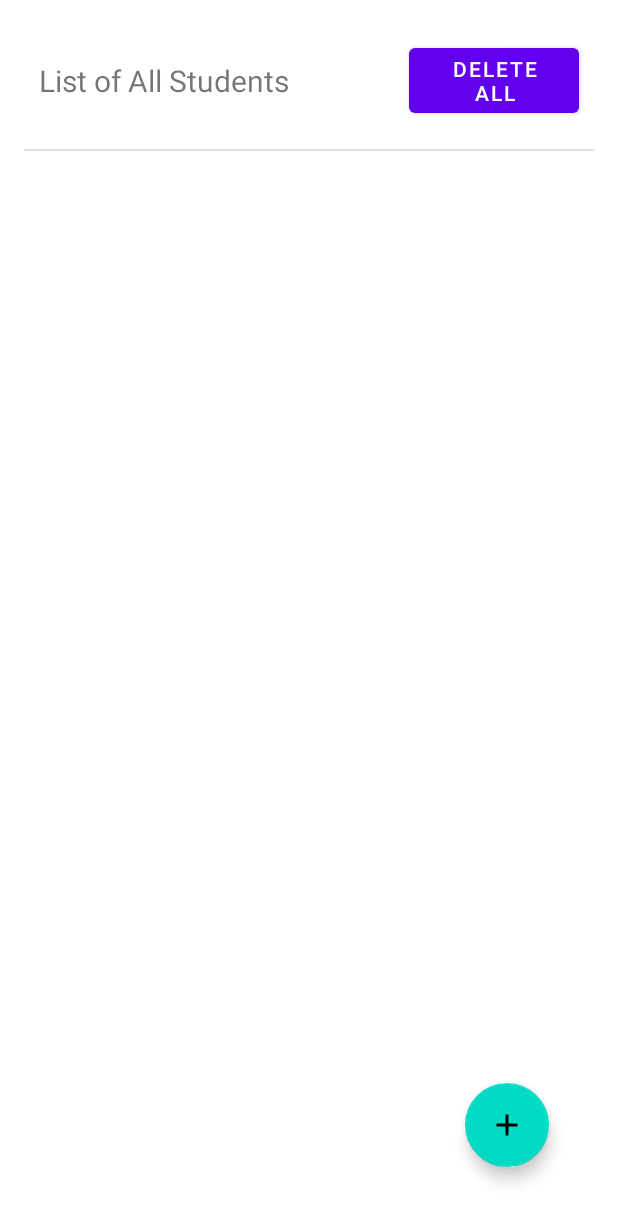
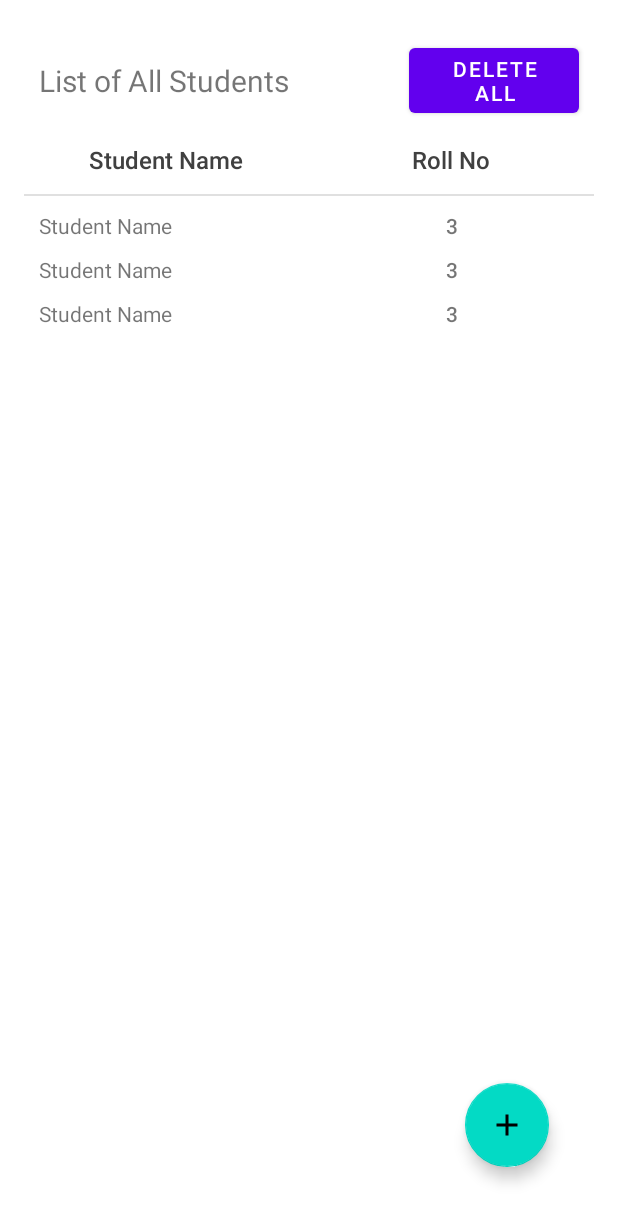
Before and after one commit to abhishekaaru/Attendance-App-Main, an Android app: the layout fragment_student.xml on its own in the app's theme, with its tools: preview values and no code run, on a phone screen of 412 x 824 dp. Shown: the top 1222 px of the screen. Run offline under Robolectric (Android 15) with nearby library versions, the phone set to English and light mode, and no system bars.

Commit message:
RecyclerView Adapter Added and delete All button start working

```diff
--- a/app/src/main/java/com/example/attendenceapp/StudentViewModel.kt
+++ b/app/src/main/java/com/example/attendenceapp/StudentViewModel.kt
@@ -11,7 +11,7 @@ import kotlinx.coroutines.launch
 
 class StudentViewModel(private val studentDao: StudentsDao) : ViewModel() {
 
-    private val allStudentsList: LiveData<List<Students>> = studentDao.getAllStudentData()
+    val allStudentsList: LiveData<List<Students>> = studentDao.getAllStudentData()
 
     fun addNewItem(studentName: String, studentRollNo: String, studentAge: String,studentGender: String) {
         val newStudent = getNewStudentEntry(studentName,studentRollNo,studentAge,studentGender)
--- a/app/src/main/java/com/example/attendenceapp/addstudent/AddStudents.kt
+++ b/app/src/main/java/com/example/attendenceapp/addstudent/AddStudents.kt
@@ -3,7 +3,6 @@ package com.example.attendenceapp.addstudent
 import android.os.Bundle
 import android.widget.*
 import androidx.fragment.app.activityViewModels
-import com.example.attendenceapp.studentdatabase.Students
 import android.view.*
 import androidx.fragment.app.Fragment
 import androidx.navigation.fragment.findNavController
@@ -22,12 +21,11 @@ class AddStudents : Fragment() {
         )
     }
 
-    lateinit var students: Students
 
     private var _binding: FragmentAddStudentsBinding? = null
     private val binding get() = _binding!!
 
-    override fun onCreateView(inflater: LayoutInflater, container: ViewGroup?, savedInstanceState: Bundle?): View? {
+    override fun onCreateView(inflater: LayoutInflater, container: ViewGroup?, savedInstanceState: Bundle?): View {
         // Inflate the layout for this fragment
         _binding = FragmentAddStudentsBinding.inflate(inflater, container, false)
 
--- a/app/src/main/java/com/example/attendenceapp/studentattendence/AttendenceFragment.kt
+++ b/app/src/main/java/com/example/attendenceapp/studentattendence/AttendenceFragment.kt
@@ -12,7 +12,7 @@ class AttendenceFragment : Fragment() {
     private var _binding: FragmentAttendenceBinding? = null
     private val binding get() = _binding!!
 
-    override fun onCreateView(inflater: LayoutInflater, container: ViewGroup?, savedInstanceState: Bundle?): View? {
+    override fun onCreateView(inflater: LayoutInflater, container: ViewGroup?, savedInstanceState: Bundle?): View {
 
         _binding = FragmentAttendenceBinding.inflate(inflater, container, false)
 
--- /dev/null
+++ b/app/src/main/res/layout/adapter_student_list.xml
@@ -0,0 +1,36 @@
+<?xml version="1.0" encoding="utf-8"?>
+<androidx.constraintlayout.widget.ConstraintLayout xmlns:android="http://schemas.android.com/apk/res/android"
+    android:layout_width="match_parent"
+    android:layout_height="wrap_content"
+    xmlns:app="http://schemas.android.com/apk/res-auto"
+    xmlns:tools="http://schemas.android.com/tools">
+
+    <TextView
+        android:id="@+id/studentName_onList"
+        android:layout_width="180dp"
+        android:layout_height="match_parent"
+        android:layout_marginStart="@dimen/margin_between_elements"
+        android:fontFamily="sans-serif"
+        app:layout_constraintStart_toStartOf="parent"
+        app:layout_constraintTop_toTopOf="parent"
+        tools:text="Student Name"
+        android:layout_margin="10dp"/>
+
+
+    <TextView
+        android:id="@+id/studentRoll_onList"
+        android:layout_width="80dp"
+        android:layout_height="match_parent"
+        android:layout_alignParentEnd="true"
+        android:layout_margin="10dp"
+        android:layout_marginEnd="@dimen/margin_between_elements"
+        android:fontFamily="sans-serif-medium"
+        android:textAlignment="center"
+        app:layout_constraintEnd_toEndOf="parent"
+        app:layout_constraintHorizontal_weight="1"
+        app:layout_constraintStart_toEndOf="@+id/studentName_onList"
+        app:layout_constraintTop_toTopOf="parent"
+        tools:text="3" />
+
+
+</androidx.constraintlayout.widget.ConstraintLayout>
--- a/app/src/main/res/layout/fragment_student.xml
+++ b/app/src/main/res/layout/fragment_student.xml
@@ -17,6 +17,8 @@
             android:layout_width="match_parent"
             android:layout_height="wrap_content"
             android:orientation="horizontal">
+
+
 
             <TextView
                 android:id="@+id/listText"
@@ -39,6 +41,42 @@
 
         </LinearLayout>
 
+
+        <LinearLayout
+            android:layout_width="match_parent"
+            android:layout_height="30dp"
+            android:orientation="horizontal">
+
+            <TextView
+                android:layout_width="0dp"
+                android:layout_height="wrap_content"
+                android:layout_weight="1"
+                android:fontFamily="sans-serif-medium"
+                android:textSize="16dp"
+                android:textColor="#404040"
+                android:layout_gravity="center"
+                android:gravity="center"
+                android:text="Student Name"/>
+
+
+            <TextView
+                android:layout_width="0dp"
+                android:layout_height="wrap_content"
+                android:layout_weight="1"
+                android:fontFamily="sans-serif-medium"
+                android:textSize="16dp"
+                android:textColor="#404040"
+                android:layout_gravity="center"
+                android:gravity="center"
+                android:text="Roll No"/>
+
+        </LinearLayout>
+
+        <LinearLayout
+            android:layout_width="match_parent"
+            android:layout_height="match_parent"
+            android:orientation="vertical">
+
             <View
                 android:id="@+id/divider"
                 style="@style/Divider"
@@ -51,11 +89,15 @@
             <androidx.recyclerview.widget.RecyclerView
                 android:id="@+id/student_list_recyclerview"
                 android:layout_width="match_parent"
-            android:layout_height="wrap_content"
+                android:layout_height="match_parent"
                 android:scrollbars="vertical"
                 app:layout_constraintEnd_toEndOf="parent"
                 app:layout_constraintStart_toStartOf="parent"
-            app:layout_constraintTop_toBottomOf="@+id/divider" />
+                app:layout_constraintTop_toBottomOf="@+id/divider"
+                tools:listitem="@layout/adapter_student_list"/>
+
+        </LinearLayout>
+
     </LinearLayout>
 
 
@@ -65,11 +107,12 @@
         android:layout_width="wrap_content"
         android:layout_height="wrap_content"
         android:layout_gravity="bottom|right"
-        android:layout_marginRight="30dp"
+        android:layout_marginEnd="30dp"
         android:layout_marginBottom="30dp"
         android:clickable="true"
         android:contentDescription="TODO"
         android:src="@drawable/ic_add"
-        tools:ignore="ImageContrastCheck" />
+        tools:ignore="ImageContrastCheck"
+        android:focusable="true" />
 
 </FrameLayout>
```
Also changed, not shown: app/src/main/java/com/example/attendenceapp/studentdatabase/StudentsDao.kt (+6 -7 lines), app/src/main/java/com/example/attendenceapp/studentlist/StudentFragment.kt (+38 -1 lines), app/src/main/java/com/example/attendenceapp/studentlist/StudentRecyclerViewAdapter.kt (added, +48 -0 lines). Lines whose indentation alone changed are shown as unchanged.
